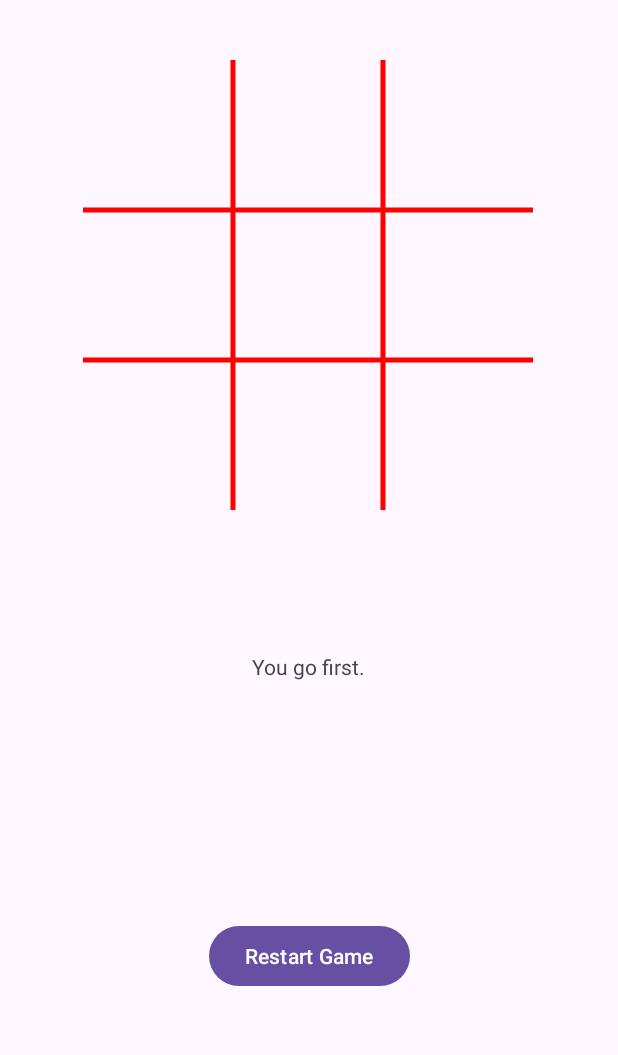
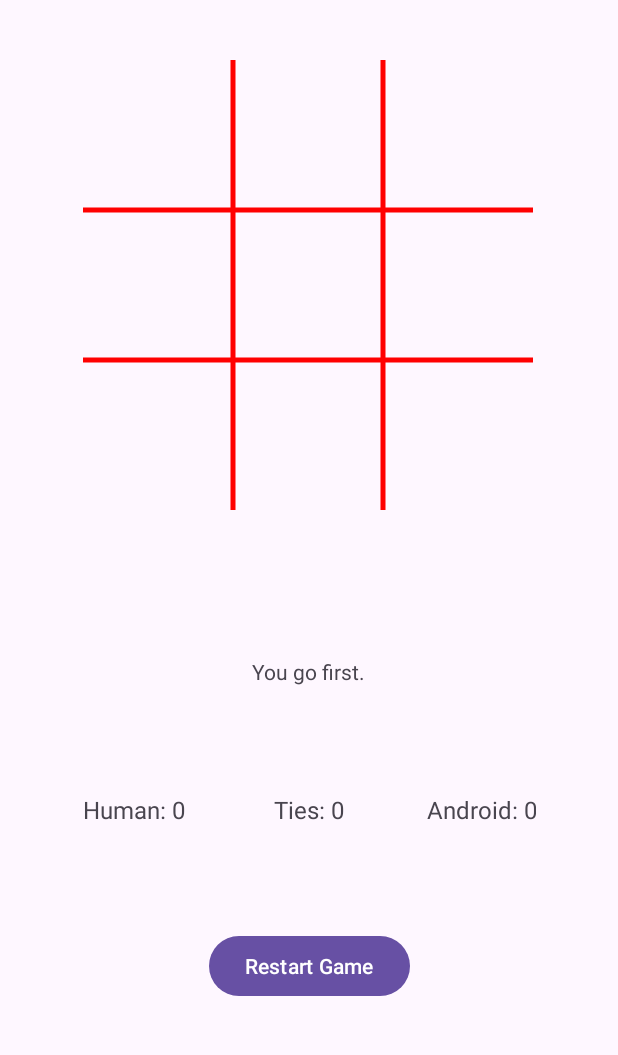
Before and after one commit to kaninoc/reto_2, an Android app: the screen it shows after launch (MainActivity), on a phone screen of 412 x 824 dp, the part 96-1151 px from its top. Run offline under Robolectric (Android 15) with nearby library versions, the phone set to English and light mode, and no system bars.

```diff
--- a/app/src/main/res/layout/activity_main.xml
+++ b/app/src/main/res/layout/activity_main.xml
@@ -40,12 +40,53 @@
         app:layout_constraintEnd_toEndOf="parent"
         app:layout_constraintBottom_toTopOf="@+id/buttonRestart" />
 
+    <LinearLayout
+        android:layout_width="302dp"
+        android:layout_height="57dp"
+        android:layout_marginTop="8dp"
+        android:orientation="horizontal"
+        app:layout_constraintBottom_toTopOf="@+id/information"
+        app:layout_constraintEnd_toEndOf="parent"
+        app:layout_constraintStart_toStartOf="parent"
+        app:layout_constraintTop_toBottomOf="@id/buttonRestart">
+
+        <!-- Contador de partidas -->
+        <TextView
+            android:id="@+id/gameCounter"
+            android:layout_width="0dp"
+            android:layout_height="wrap_content"
+            android:layout_weight="1"
+            android:gravity="start|center_vertical"
+            android:text="Human: 0"
+            android:textSize="16sp" />
+
+        <!-- Contador de victorias del humano -->
+        <TextView
+            android:id="@+id/humanWinsCounter"
+            android:layout_width="0dp"
+            android:layout_height="wrap_content"
+            android:layout_weight="1"
+            android:gravity="center"
+            android:text="Ties: 0"
+            android:textSize="16sp" />
+
+        <!-- Contador de victorias del PC -->
+        <TextView
+            android:id="@+id/computerWinsCounter"
+            android:layout_width="0dp"
+            android:layout_height="wrap_content"
+            android:layout_weight="1"
+            android:gravity="end|center_vertical"
+            android:text="Android: 0"
+            android:textSize="16sp" />
+    </LinearLayout>
+
     <Button
         android:id="@+id/buttonRestart"
         android:layout_width="wrap_content"
         android:layout_height="wrap_content"
         android:text="Restart Game"
-        android:layout_marginBottom="20dp"
+        android:layout_marginBottom="10dp"
         app:layout_constraintTop_toBottomOf="@id/information"
         app:layout_constraintEnd_toEndOf="parent"
         app:layout_constraintStart_toStartOf="parent"
```
